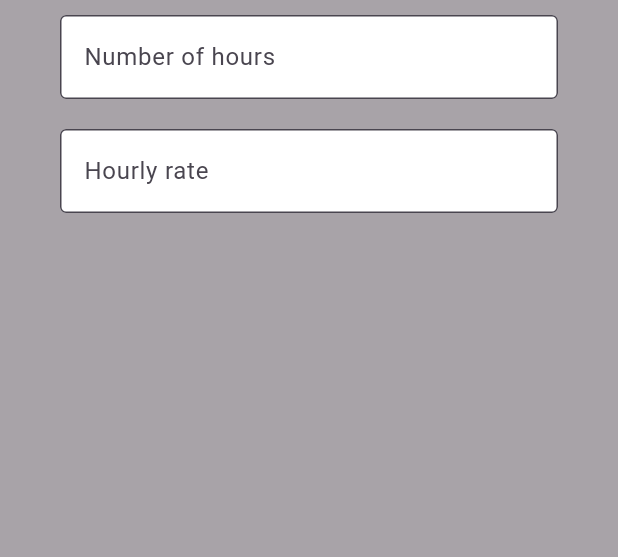
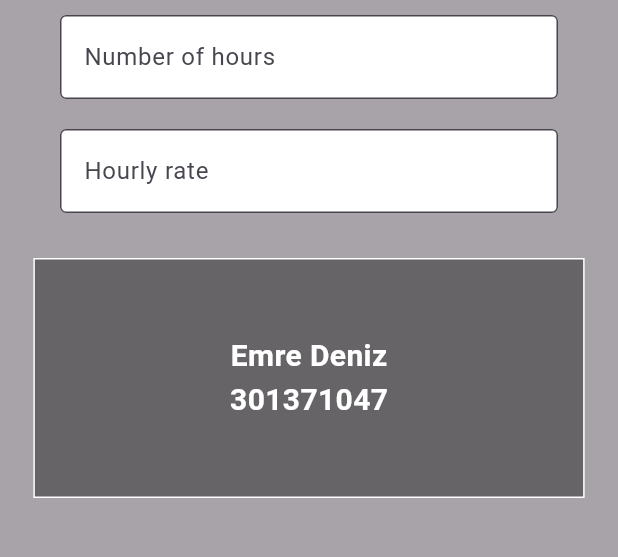
Before and after one commit to EmreDenizz/Flutter-Pay-Calculator, a Flutter app: the screen it shows after launch, on a phone screen of 412 x 824 dp, the part 84-641 px from its top. Run offline on Flutter 3.47's test engine with Material 3 defaults, Android fonts, the phone set to English and light mode, and no system bars.

Commit message:
Define about section

```diff
--- a/lib/main.dart
+++ b/lib/main.dart
@@ -100,6 +100,25 @@ class MyFormState extends State<MyForm> {
           // Output report
 
           // About part
+          Container(
+              margin: const EdgeInsets.only(top: 20),
+              padding:
+                  const EdgeInsets.symmetric(vertical: 50, horizontal: 130),
+              decoration: BoxDecoration(
+                  color: const Color.fromRGBO(38, 38, 38, 0.5),
+                  border: Border.all(color: Colors.white)),
+              child: const Column(children: [
+                Text('Emre Deniz',
+                    style: TextStyle(
+                        fontSize: 20,
+                        color: Colors.white,
+                        fontWeight: FontWeight.bold)),
+                Text('301371047',
+                    style: TextStyle(
+                        fontSize: 20,
+                        color: Colors.white,
+                        fontWeight: FontWeight.bold)),
+              ]))
         ]));
   }
 }
```
